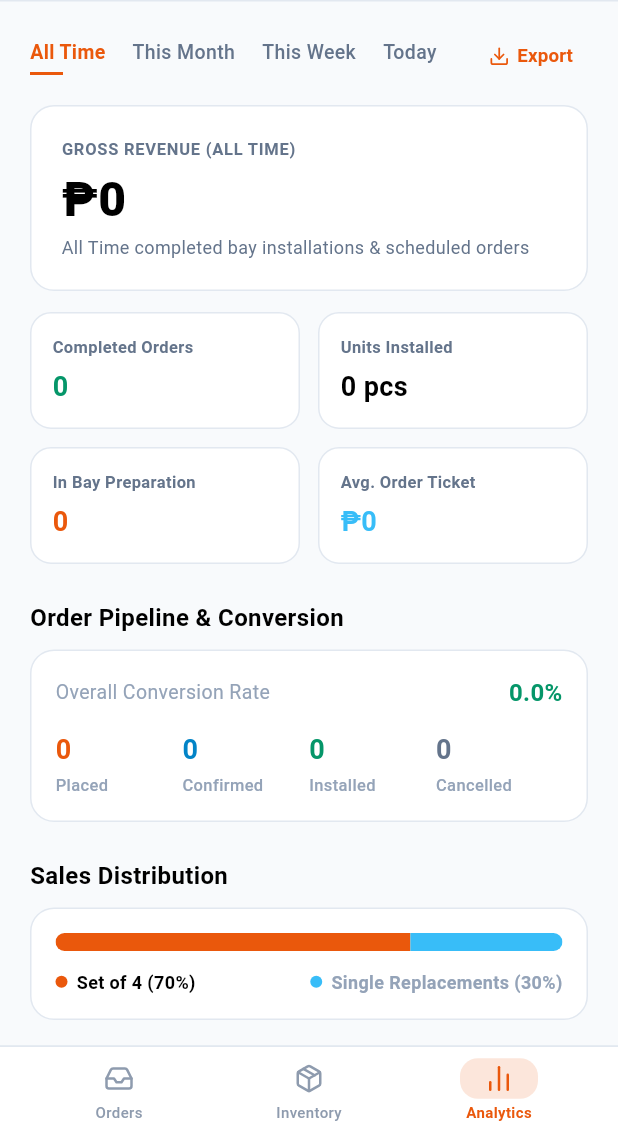
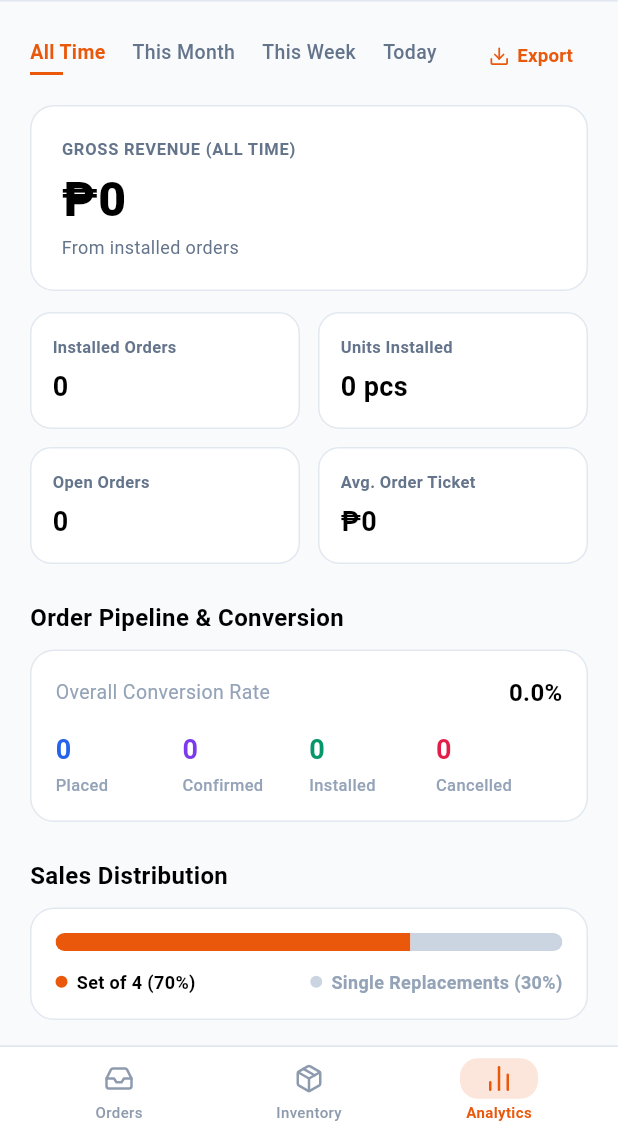
Before and after one commit to HanazonoArchive/Treadly, a Flutter app: the ShopDashboardView screen opened directly, item 3 of the bottom bar chosen, on a phone screen of 412 x 824 dp, the part 102-1236 px from its top. Run offline on Flutter 3.47's test engine with Material 3 defaults, Android fonts, the phone set to English and light mode, and no system bars; our stand-ins replace cloud_firestore, device_preview, firebase_auth, firebase_core, get, image_picker and 2 more; missing offline and left inert: cloudinary_public; accounts and stored records are empty; Roboto replaces fonts that are missing (Outfit).

Commit message:
fix: analytics count installed orders only and match the Desk colors
Revenue, units installed and average order ticket now use installed orders
only (unpaid and placed orders were counted as revenue, and the average was
divided by all orders). Cancelled orders now show in the pipeline. Renamed
In Bay Preparation to Open Orders, made the numbers neutral and used the same
status colors as the order cards. Adds analytics tests.

```diff
--- a/lib/controllers/inquiry/inquiry_controller.dart
+++ b/lib/controllers/inquiry/inquiry_controller.dart
@@ -27,23 +27,15 @@ class InquiryController extends GetxController {
 
   // Analytics
 
-  /// Revenue from completed orders (falls back to all non-cancelled orders).
-  double get totalRevenue {
-    final completed = inquiries.where((inq) => inq.status == InquiryStatus.completed);
-    if (completed.isNotEmpty) {
-      return completed.fold(0.0, (acc, inq) => acc + inq.totalPrice);
-    }
-    return inquiries
-        .where((inq) => inq.status != InquiryStatus.cancelled)
-        .fold(0.0, (acc, inq) => acc + inq.totalPrice);
-  }
+  /// Revenue from installed orders.
+  double get totalRevenue => inquiries
+      .where((inq) => inq.status == InquiryStatus.completed)
+      .fold(0.0, (acc, inq) => acc + inq.totalPrice);
 
-  /// Number of tires installed or ordered.
-  int get totalUnitsFitted {
-    return inquiries
-        .where((inq) => inq.status != InquiryStatus.cancelled)
-        .fold(0, (acc, inq) => acc + inq.totalTiresCount);
-  }
+  /// Number of tires installed.
+  int get totalUnitsFitted => inquiries
+      .where((inq) => inq.status == InquiryStatus.completed)
+      .fold(0, (acc, inq) => acc + inq.totalTiresCount);
 
   int get completedOrdersCount =>
       inquiries.where((inq) => inq.status == InquiryStatus.completed).length;
@@ -56,11 +48,11 @@ class InquiryController extends GetxController {
   int get bayReadyCount =>
       inquiries.where((inq) => inq.status == InquiryStatus.responded).length;
 
-  /// Average order value.
+  /// Average value of an installed order.
   double get averageOrderValue {
-    final valid = inquiries.where((inq) => inq.status != InquiryStatus.cancelled).toList();
-    if (valid.isEmpty) return 0.0;
-    return totalRevenue / valid.length;
+    final installed = completedOrdersCount;
+    if (installed == 0) return 0.0;
+    return totalRevenue / installed;
   }
 
   /// Share of orders that are Set of 4.
@@ -75,36 +67,35 @@ class InquiryController extends GetxController {
   List<Map<String, dynamic>> get topSellingTiresAnalytics =>
       getTopSellingTiresWithSort(sortBy: 'units', timeframe: 'All Time').take(5).toList();
 
-  List<TireInquiry> getInquiriesForTimeframe(String timeframe) {
+  List<TireInquiry> getInquiriesForTimeframe(String timeframe) => inquiries
+      .where((i) => i.status != InquiryStatus.cancelled && _isInTimeframe(i.createdAt, timeframe))
+      .toList();
+
+  /// getInquiriesForTimeframe leaves cancelled orders out, so they are counted here.
+  int getTimeframeCancelledCount(String timeframe) => inquiries
+      .where((i) => i.status == InquiryStatus.cancelled && _isInTimeframe(i.createdAt, timeframe))
+      .length;
+
+  bool _isInTimeframe(DateTime time, String timeframe) {
     final now = DateTime.now();
-    final valid = inquiries.where((i) => i.status != InquiryStatus.cancelled).toList();
     if (timeframe == 'Today') {
-      final startOfDay = DateTime(now.year, now.month, now.day);
-      return valid.where((i) => i.createdAt.isAfter(startOfDay)).toList();
+      return time.isAfter(DateTime(now.year, now.month, now.day));
     } else if (timeframe == 'This Week') {
       final startOfWeek = now.subtract(Duration(days: now.weekday - 1));
-      final startDay = DateTime(startOfWeek.year, startOfWeek.month, startOfWeek.day);
-      return valid.where((i) => i.createdAt.isAfter(startDay)).toList();
+      return time.isAfter(DateTime(startOfWeek.year, startOfWeek.month, startOfWeek.day));
     } else if (timeframe == 'This Month') {
-      final startOfMonth = DateTime(now.year, now.month, 1);
-      return valid.where((i) => i.createdAt.isAfter(startOfMonth)).toList();
+      return time.isAfter(DateTime(now.year, now.month, 1));
     }
-    return valid;
+    return true;
   }
 
-  double getTimeframeRevenue(String timeframe) {
-    final inqs = getInquiriesForTimeframe(timeframe);
-    final completed = inqs.where((inq) => inq.status == InquiryStatus.completed);
-    if (completed.isNotEmpty) {
-      return completed.fold(0.0, (acc, inq) => acc + inq.totalPrice);
-    }
-    return inqs.fold(0.0, (acc, inq) => acc + inq.totalPrice);
-  }
+  double getTimeframeRevenue(String timeframe) => getInquiriesForTimeframe(timeframe)
+      .where((inq) => inq.status == InquiryStatus.completed)
+      .fold(0.0, (acc, inq) => acc + inq.totalPrice);
 
-  int getTimeframeUnitsFitted(String timeframe) {
-    return getInquiriesForTimeframe(timeframe)
-        .fold(0, (acc, inq) => acc + inq.totalTiresCount);
-  }
+  int getTimeframeUnitsFitted(String timeframe) => getInquiriesForTimeframe(timeframe)
+      .where((inq) => inq.status == InquiryStatus.completed)
+      .fold(0, (acc, inq) => acc + inq.totalTiresCount);
 
   int getTimeframeCompletedCount(String timeframe) {
     return getInquiriesForTimeframe(timeframe)
@@ -113,9 +104,9 @@ class InquiryController extends GetxController {
   }
 
   double getTimeframeAov(String timeframe) {
-    final inqs = getInquiriesForTimeframe(timeframe);
-    if (inqs.isEmpty) return 0.0;
-    return getTimeframeRevenue(timeframe) / inqs.length;
+    final installed = getTimeframeCompletedCount(timeframe);
+    if (installed == 0) return 0.0;
+    return getTimeframeRevenue(timeframe) / installed;
   }
 
   /// Conversion rate: completed / total non-cancelled orders
@@ -202,7 +193,7 @@ class InquiryController extends GetxController {
     buffer.writeln('• Gross Revenue: ₱${getTimeframeRevenue(timeframe).toStringAsFixed(0)}');
     buffer.writeln('• Completed Bay Fittings: ${getTimeframeCompletedCount(timeframe)} orders');
     buffer.writeln('• Total Tires Fitted: ${getTimeframeUnitsFitted(timeframe)} units');
-    buffer.writeln('• In Bay Preparation: ${pendingPrepsCount + bayReadyCount} orders');
+    buffer.writeln('• Open Orders: ${pendingPrepsCount + bayReadyCount}');
     buffer.writeln('• Average Order Ticket: ₱${getTimeframeAov(timeframe).toStringAsFixed(0)}');
     buffer.writeln('• Conversion Rate: ${conversionRate.toStringAsFixed(1)}%');
     buffer.writeln('----------------------------------------');
--- a/lib/views/shop/shop_dashboard_view.dart
+++ b/lib/views/shop/shop_dashboard_view.dart
@@ -1058,7 +1058,7 @@ class _ShopDashboardViewState extends State<ShopDashboardView>
                   ),
                   const SizedBox(height: 6),
                   Text(
-                    '$_analyticsTimeframe completed bay installations & scheduled orders',
+                    'From installed orders',
                     style: const TextStyle(
                       color: Color(0xFF64748B),
                       fontSize: 12,
@@ -1073,9 +1073,9 @@ class _ShopDashboardViewState extends State<ShopDashboardView>
               children: [
                 Expanded(
                   child: _buildSimpleMetricCard(
-                    label: 'Completed Orders',
+                    label: 'Installed Orders',
                     value: '$timeframeCompleted',
-                    color: AppTheme.statusCompleted,
+                    color: AppTheme.textPrimary,
                   ),
                 ),
                 const SizedBox(width: 12),
@@ -1093,10 +1093,10 @@ class _ShopDashboardViewState extends State<ShopDashboardView>
               children: [
                 Expanded(
                   child: _buildSimpleMetricCard(
-                    label: 'In Bay Preparation',
+                    label: 'Open Orders',
                     value:
                         '${inquiryCtrl.pendingPrepsCount + inquiryCtrl.bayReadyCount}',
-                    color: AppTheme.accentOrange,
+                    color: AppTheme.textPrimary,
                   ),
                 ),
                 const SizedBox(width: 12),
@@ -1104,7 +1104,7 @@ class _ShopDashboardViewState extends State<ShopDashboardView>
                   child: _buildSimpleMetricCard(
                     label: 'Avg. Order Ticket',
                     value: '₱${_formatAmount(timeframeAov)}',
-                    color: const Color(0xFF38BDF8),
+                    color: AppTheme.textPrimary,
                   ),
                 ),
               ],
@@ -1145,7 +1145,7 @@ class _ShopDashboardViewState extends State<ShopDashboardView>
                       Text(
                         '${inquiryCtrl.conversionRate.toStringAsFixed(1)}%',
                         style: const TextStyle(
-                          color: AppTheme.statusCompleted,
+                          color: AppTheme.textPrimary,
                           fontWeight: FontWeight.bold,
                           fontSize: 16,
                           fontFamily: 'Outfit',
@@ -1161,28 +1161,26 @@ class _ShopDashboardViewState extends State<ShopDashboardView>
                         timeframeInqs
                             .where((i) => i.status == InquiryStatus.submitted)
                             .length,
-                        AppTheme.accentOrange,
+                        const Color(0xFF2563EB),
                       ),
                       _buildPipelineStageItem(
                         'Confirmed',
                         timeframeInqs
                             .where((i) => i.status == InquiryStatus.responded)
                             .length,
-                        AppTheme.statusResponded,
+                        const Color(0xFF7C3AED),
                       ),
                       _buildPipelineStageItem(
                         'Installed',
                         timeframeInqs
                             .where((i) => i.status == InquiryStatus.completed)
                             .length,
-                        AppTheme.statusCompleted,
+                        const Color(0xFF059669),
                       ),
                       _buildPipelineStageItem(
                         'Cancelled',
-                        timeframeInqs
-                            .where((i) => i.status == InquiryStatus.cancelled)
-                            .length,
-                        const Color(0xFF64748B),
+                        inquiryCtrl.getTimeframeCancelledCount(_analyticsTimeframe),
+                        AppTheme.statusCancelled,
                       ),
                     ],
                   ),
@@ -1224,7 +1222,7 @@ class _ShopDashboardViewState extends State<ShopDashboardView>
                           ),
                           Expanded(
                             flex: singlePct,
-                            child: Container(color: const Color(0xFF38BDF8)),
+                            child: Container(color: const Color(0xFFCBD5E1)),
                           ),
                         ],
                       ),
@@ -1261,7 +1259,7 @@ class _ShopDashboardViewState extends State<ShopDashboardView>
                             width: 8,
                             height: 8,
                             decoration: const BoxDecoration(
-                              color: Color(0xFF38BDF8),
+                              color: Color(0xFFCBD5E1),
                               shape: BoxShape.circle,
                             ),
                           ),
@@ -1531,7 +1529,7 @@ class _ShopDashboardViewState extends State<ShopDashboardView>
                   contentPadding: EdgeInsets.zero,
                   leading: const Icon(
                     LucideIcons.fileText,
-                    color: Color(0xFF38BDF8),
+                    color: AppTheme.textSecondary,
                   ),
                   title: const Text(
                     'Copy Executive Summary',
```
Also changed, not shown: 1 other file.
